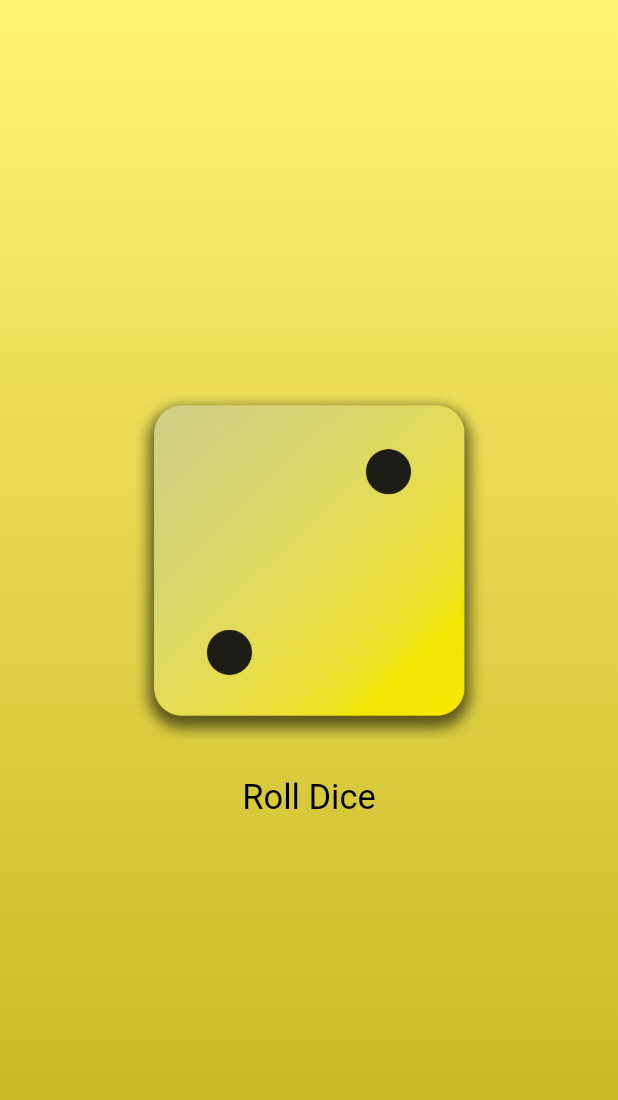
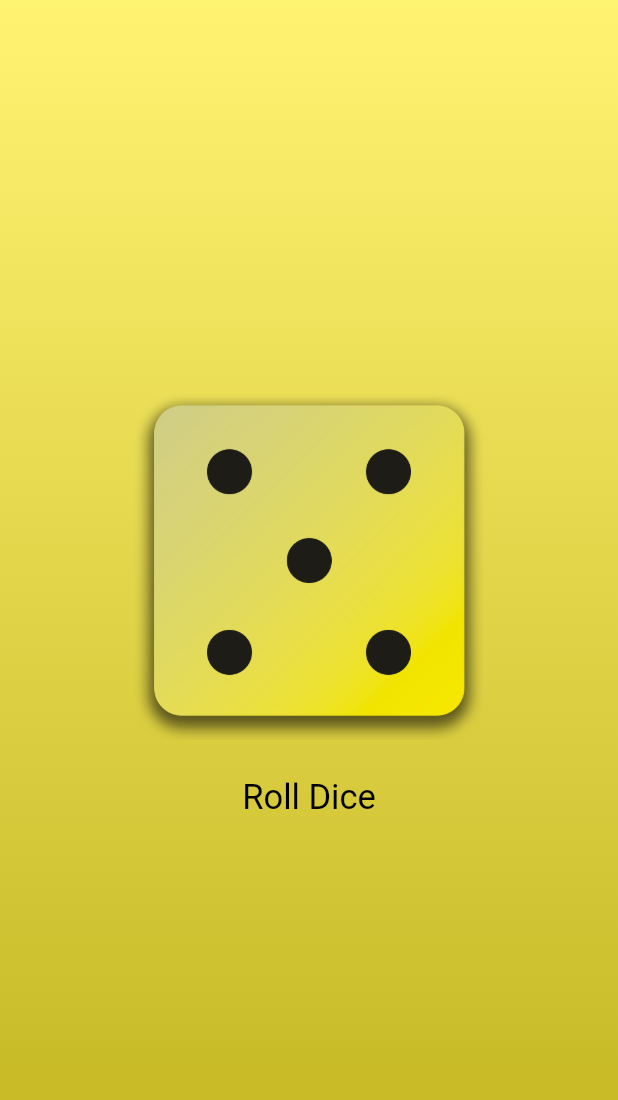
Before and after one commit to Advaith-dev/dice, a Flutter app: the screen it shows after launch, after a tap on "Roll Dice", on a phone screen of 412 x 824 dp. Shown: the top 1100 px of the screen. Run offline on Flutter 3.47's test engine with Material 3 defaults, Android fonts, the phone set to English and light mode, and no system bars.

```diff
--- a/lib/dice_roller.dart
+++ b/lib/dice_roller.dart
@@ -1,4 +1,5 @@
 import 'package:flutter/material.dart';
+import 'dart:math';
 
 class DiceRoller extends StatefulWidget {
   const DiceRoller({super.key});
@@ -10,11 +11,21 @@ class DiceRoller extends StatefulWidget {
 }
 
 class _DiceRollerState extends State<DiceRoller> {
-  var activeDice = 'assets/images/dice-4.png';
+  var activeDice = 'assets/images/dice-3.png';
+
+  List<String> diceFace = [
+    'assets/images/dice-1.png',
+    'assets/images/dice-2.png',
+    'assets/images/dice-3.png',
+    'assets/images/dice-4.png',
+    'assets/images/dice-5.png',
+    'assets/images/dice-6.png',
+  ];
 
   void rollDice() {
     setState(() {
-      activeDice = 'assets/images/dice-2.png';
+      int randomNum = Random().nextInt(6);
+      activeDice = diceFace[randomNum];
     });
   }
 
--- a/lib/gradient_container.dart
+++ b/lib/gradient_container.dart
@@ -7,9 +7,9 @@ const Alignment endAlignment = Alignment.bottomCenter;
 class GradientContainer extends StatelessWidget {
   final Color c1, c2;
 
-  GradientContainer(this.c1, this.c2, {super.key});
+  const GradientContainer(this.c1, this.c2, {super.key});
 
-  GradientContainer.yellow({super.key})
+  const GradientContainer.yellow({super.key})
     : c1 = const Color.fromARGB(255, 255, 243, 114),
       c2 = const Color.fromARGB(255, 193, 179, 29);
 
--- a/lib/main.dart
+++ b/lib/main.dart
@@ -1,5 +1,4 @@
 import 'package:flutter/material.dart';
-import 'package:google_fonts/google_fonts.dart';
 import 'package:dice/gradient_container.dart';
 
 void main() {
```
Also changed, not shown: lib/welcome_text.dart (deleted, +0 -18 lines).
